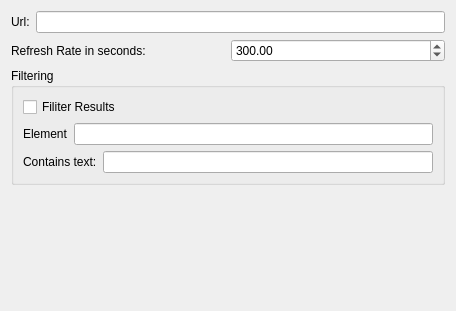
This is Minerva/Plugins/GeoRSSQt/AddGeoRSSLayerWidget.ui in perryiv/cadkit as Qt 5 draws it before an edit. The edited form follows.
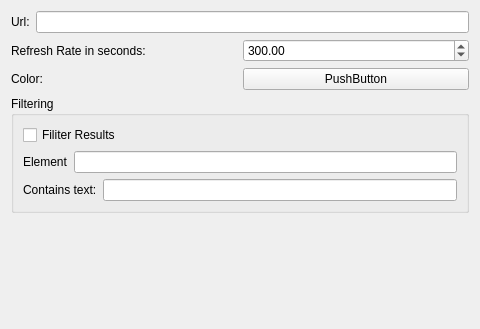
This is the edited form. Custom widgets are drawn as their Qt base class.

Commit message: -Adding button to change color. -Fixing bug in filtering

What changed in the file:
```diff
--- a/Minerva/Plugins/GeoRSSQt/AddGeoRSSLayerWidget.ui
+++ b/Minerva/Plugins/GeoRSSQt/AddGeoRSSLayerWidget.ui
@@ -5,8 +5,8 @@
    <rect>
     <x>0</x>
     <y>0</y>
-    <width>456</width>
-    <height>311</height>
+    <width>480</width>
+    <height>329</height>
    </rect>
   </property>
   <property name="windowTitle" >
@@ -48,6 +48,24 @@
      </item>
     </layout>
    </item>
+   <item>
+    <layout class="QHBoxLayout" >
+     <item>
+      <widget class="QLabel" name="label_4" >
+       <property name="text" >
+        <string>Color:</string>
+       </property>
+      </widget>
+     </item>
+     <item>
+      <widget class="QtTools::ColorButton" name="_colorButton" >
+       <property name="text" >
+        <string>PushButton</string>
+       </property>
+      </widget>
+     </item>
+    </layout>
+   </item>
    <item>
     <widget class="QGroupBox" name="groupBox" >
      <property name="title" >
@@ -107,6 +125,13 @@
    </item>
   </layout>
  </widget>
+ <customwidgets>
+  <customwidget>
+   <class>QtTools::ColorButton</class>
+   <extends>QPushButton</extends>
+   <header>QtTools/ColorButton.h</header>
+  </customwidget>
+ </customwidgets>
  <resources/>
  <connections/>
 </ui>
```
The commit also changes 3 other files.
